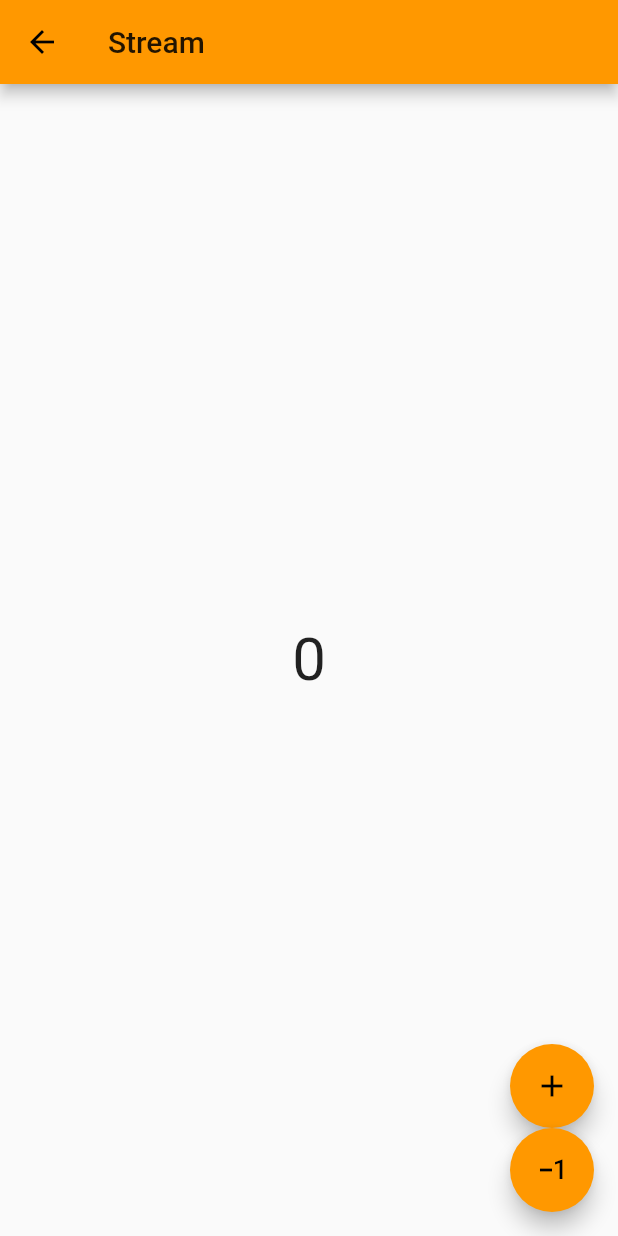
After one commit to ssac-flutter/flutter-lecture, a Flutter app: the StreamPage screen opened directly, after a tap on the "add" icon, after a tap on the "exposure minus 1" icon, on a phone screen of 412 x 824 dp. The commit adds this screen. Run offline on Flutter 3.47's test engine with Material 2 defaults, Android fonts, the phone set to English and light mode, and no system bars; our stand-ins replace carousel_slider; network calls fail.

Commit message:
Stream, StreamBuilder

```diff
--- /dev/null
+++ b/lib/stream/counter.dart
@@ -0,0 +1,20 @@
+import 'dart:async';
+
+class Counter {
+  var _count = 0;
+
+  // 데이터가 흐르는 통로
+  final _controller = StreamController<int>()..add(0);
+
+  Stream<int> get count => _controller.stream;  // 값이 여기로 나감
+
+  void increase() {
+    _count++;
+    _controller.add(_count);
+  }
+
+  void decrease() {
+    _count--;
+    _controller.add(_count);
+  }
+}
--- a/lib/ui/first_page.dart
+++ b/lib/ui/first_page.dart
@@ -3,6 +3,7 @@ import 'package:flutter/material.dart';
 import 'package:flutter_app/ui/async_page.dart';
 import 'package:flutter_app/ui/http/http_page.dart';
 import 'package:flutter_app/ui/list_exam_page.dart';
+import 'package:flutter_app/ui/stream_page.dart';
 
 class FirstPage extends StatelessWidget {
   @override
@@ -38,11 +39,20 @@ class FirstPage extends StatelessWidget {
               },
             ),
             ListTile(
-              title: Text('비동기 프로그래밍'),
+              title: Text('비동기 프로그래밍 - FutureBuilder'),
               onTap: () {
                 Navigator.push(
                   context,
                   MaterialPageRoute(builder: (context) => AsyncPage()),
+                );
+              },
+            ),
+            ListTile(
+              title: Text('비동기 프로그래밍 - StreamBuilder'),
+              onTap: () {
+                Navigator.push(
+                  context,
+                  MaterialPageRoute(builder: (context) => StreamPage()),
                 );
               },
             ),
--- /dev/null
+++ b/lib/ui/stream_page.dart
@@ -0,0 +1,52 @@
+import 'dart:async';
+
+import 'package:flutter/material.dart';
+import 'package:flutter_app/stream/counter.dart';
+
+class StreamPage extends StatefulWidget {
+  @override
+  _StreamPageState createState() => _StreamPageState();
+}
+
+class _StreamPageState extends State<StreamPage> {
+
+  final _counter = Counter();
+
+  @override
+  Widget build(BuildContext context) {
+    return Scaffold(
+      appBar: AppBar(
+        title: Text('Stream'),
+      ),
+      body: StreamBuilder<int>(
+        stream: _counter.count,
+        builder: (context, snapshot) {
+          return Center(
+            child: Text('${snapshot.data}', style: TextStyle(fontSize: 40),),
+          );
+        }
+      ),
+      floatingActionButton: Column(
+        mainAxisAlignment: MainAxisAlignment.end,
+        children: [
+          FloatingActionButton(
+            child: Icon(Icons.add),
+            onPressed: () {
+              setState(() {
+                _counter.increase();
+              });
+            },
+          ),
+          FloatingActionButton(
+            child: Icon(Icons.exposure_minus_1),
+            onPressed: () {
+              setState(() {
+                _counter.decrease();
+              });
+            },
+          ),
+        ],
+      ),
+    );
+  }
+}
```
